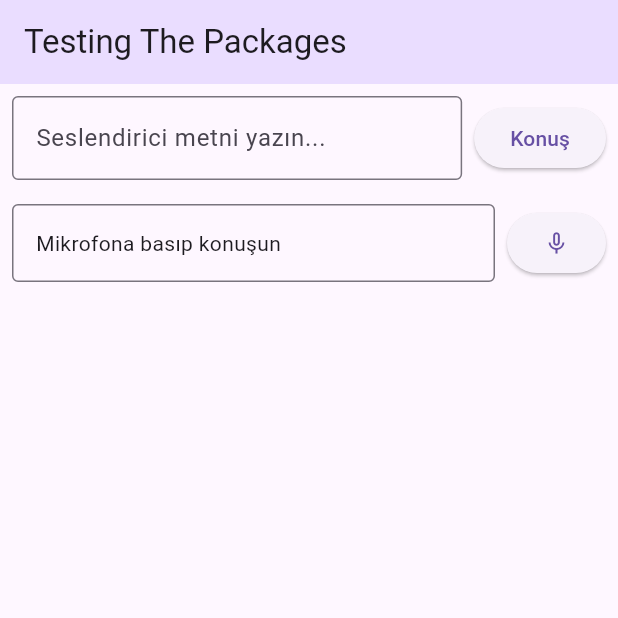
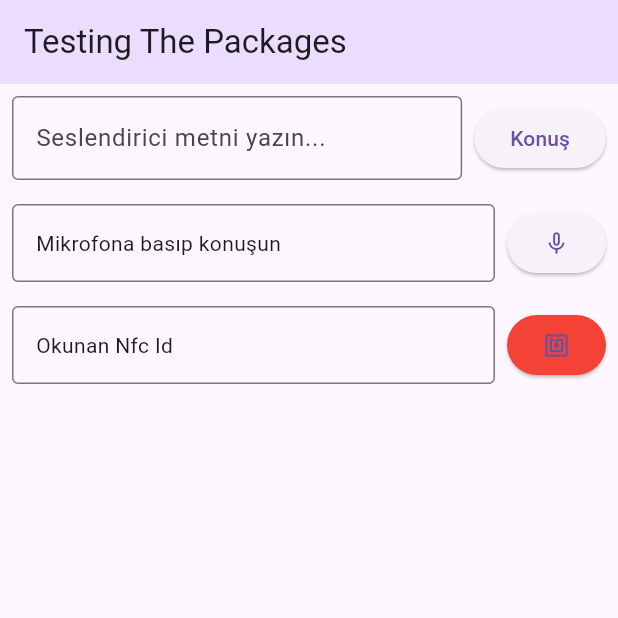
Before and after one commit to AliRizaB/Flutter_Blind_Navigation, a Flutter app: the screen it shows after launch, after a tap on "Konuş", on a phone screen of 412 x 824 dp, the top half of it. Run offline on Flutter 3.47's test engine with Material 3 defaults, Android fonts, the phone set to English and light mode, and no system bars; our stand-ins replace flutter_tts, get, speech_to_text, sqflite; missing offline and left inert: nfc_manager; accounts and stored records are empty.

Commit message:
NFC service is created, Models are created, Database Service is created

```diff
--- a/lib/main.dart
+++ b/lib/main.dart
@@ -1,6 +1,8 @@
 import 'package:flutter/material.dart';
 import 'package:flutter_blind_navigation/modules/test_page/basic_test_controller.dart';
 import 'package:flutter_blind_navigation/modules/test_page/basic_test_page.dart';
+import 'package:flutter_blind_navigation/service/database_service.dart';
+import 'package:flutter_blind_navigation/service/nfc_service.dart';
 import 'package:flutter_blind_navigation/service/stt_service.dart';
 import 'package:flutter_blind_navigation/service/tts_service.dart';
 import 'package:get/get.dart';
@@ -9,6 +11,9 @@ void main() async {
   WidgetsFlutterBinding.ensureInitialized();
   await Get.putAsync(() => TtsService().init());
   await Get.putAsync(() => SttService().init());
+  await Get.putAsync(() => DatabaseService().init());
+  await Get.putAsync(() => NfcService().init());
+
   Get.lazyPut<BasicTestController>(() => BasicTestController());
   runApp(const MainApp());
 }
--- a/lib/modules/test_page/basic_test_controller.dart
+++ b/lib/modules/test_page/basic_test_controller.dart
@@ -1,8 +1,9 @@
+import 'package:flutter_blind_navigation/service/nfc_service.dart';
 import 'package:flutter_blind_navigation/service/stt_service.dart';
 import 'package:flutter_blind_navigation/service/tts_service.dart';
 import 'package:get/get.dart';
 
-class BasicTestController extends GetxController{
+class BasicTestController extends GetxController {
   final TtsService _tts = Get.find<TtsService>();
   RxString textToSpeak = 'HATA'.obs;
 
@@ -11,16 +12,33 @@ class BasicTestController extends GetxController{
   RxString get textRecognized => stt.recognizedText;
   RxString get statusMessage => stt.statusMessage;
 
-  Future<void> speakText() async{
-    if(stt.isListening.value){
+  final NfcService nfcService = Get.find<NfcService>();
+  RxString get readedNfcId => nfcService.lastTagId;
+  RxBool get isScanning => nfcService.isScanning;
+
+  Future<void> speakText() async {
+    if (stt.isListening.value) {
       await stt.stopListening();
     }
     _tts.speak(textToSpeak.value);
   }
 
-  Future<void> listenText() async{
+  Future<void> listenText() async {
     await _tts.stop();
     await stt.toggleListening();
   }
 
+  Future<void> scanNfc() async {
+    if (isScanning.value) {
+      await nfcService.stopSession();
+      return;
+    }
+    await nfcService.startSession();
+  }
+
+  @override
+  void onClose() {
+    nfcService.onTagDiscovered = null;
+    super.onClose();
+  }
 }
--- a/lib/modules/test_page/basic_test_page.dart
+++ b/lib/modules/test_page/basic_test_page.dart
@@ -77,6 +77,44 @@ class BasicTestPage extends GetView<BasicTestController> {
                 }),
               ],
             ),
+            Row(
+              children: [
+                Expanded(
+                  child: InputDecorator(
+                    decoration: const InputDecoration(
+                      border: OutlineInputBorder(),
+                    ),
+                    child: Obx(
+                      () => Text(
+                        controller.readedNfcId.value.isEmpty
+                            ? 'Okunan Nfc Id'
+                            : controller.readedNfcId.value,
+                      ),
+                    ),
+                  ),
+                ),
+
+                const SizedBox(width: 8),
+
+                Obx(() {
+                  final isScanning = controller.isScanning.value;
+
+                  return Semantics(
+                    label: isScanning
+                        ? 'Nfc Okuma etkin'
+                        : 'Nfc Okuma Devre Dışı',
+                    button: true,
+                    child: ElevatedButton(
+                      onPressed: controller.scanNfc,
+                      style: ElevatedButton.styleFrom(
+                        backgroundColor: isScanning ? Colors.blue : Colors.red,
+                      ),
+                      child: Icon(Icons.nfc),
+                    ),
+                  );
+                }),
+              ],
+            ),
           ],
         ),
       ),
--- /dev/null
+++ b/lib/service/database_service.dart
@@ -0,0 +1,83 @@
+import 'package:get/get.dart';
+import 'package:path/path.dart';
+import 'package:sqflite/sqflite.dart';
+
+abstract class DBConstants {
+  // Nodes table
+  static const String nodeTable = 'nodes';
+  static const String nodeId = 'node_id';
+  static const String nodeName = 'node_name';
+  static const String nodeNfcId = 'node_nfc_id';
+
+  // NodeConnections table
+  static const String connectionTable = 'node_connections';
+  static const String connectionId = 'connection_id';
+  static const String startNodeId = 'start_node_id';
+  static const String destinationNodeId = 'destination_node_id';
+  static const String distanceMeters = 'distance_meters';
+  static const String direction = 'direction';
+}
+
+class DatabaseService extends GetxService {
+  static Database? _db;
+
+  Database get db => _db!;
+
+  Future<DatabaseService> init() async {
+    if (_db != null) return this;
+    _db = await getDatabase();
+    return this;
+  }
+
+  Future<Database> getDatabase() async {
+    final databaseDirectory = await getDatabasesPath();
+    final path = join(databaseDirectory, "nodes_db.db");
+    final database = await openDatabase(
+      path,
+      version: 1,
+      onConfigure: (db) async {
+        await db.execute('PRAGMA foreign_keys = ON');
+      },
+      onCreate: _onCreate,
+    );
+
+    return database;
+  }
+
+  Future<void> _onCreate(Database db, int version) async {
+    await db.execute('''CREATE TABLE ${DBConstants.nodeTable} (
+        ${DBConstants.nodeId} INTEGER PRIMARY KEY AUTOINCREMENT,
+        ${DBConstants.nodeName} TEXT NOT NULL,
+        ${DBConstants.nodeNfcId} TEXT UNIQUE NOT NULL
+      )''');
+
+    await db.execute('''
+      CREATE TABLE ${DBConstants.connectionTable} (
+        ${DBConstants.connectionId} INTEGER PRIMARY KEY AUTOINCREMENT,
+        ${DBConstants.startNodeId} INTEGER NOT NULL,
+        ${DBConstants.destinationNodeId} INTEGER NOT NULL,
+        ${DBConstants.distanceMeters} REAL NOT NULL CHECK (${DBConstants.distanceMeters} > 0),
+        ${DBConstants.direction} TEXT NOT NULL CHECK (${DBConstants.direction} in (
+          'left', 'right',
+          'forward', 'backward',
+          'up_stairs', 'down_stairs',
+          'up_elevator', 'down_elevator'
+        )),
+
+        FOREIGN KEY(${DBConstants.startNodeId}) REFERENCES ${DBConstants.nodeTable} (${DBConstants.nodeId}) ON DELETE CASCADE,
+        FOREIGN KEY(${DBConstants.destinationNodeId}) REFERENCES ${DBConstants.nodeTable} (${DBConstants.nodeId}) ON DELETE CASCADE
+      )
+''');
+    // For faster look-ups Index tables are created
+    db.execute(
+      'CREATE INDEX idx_nodes_nfc ON ${DBConstants.nodeTable} (${DBConstants.nodeNfcId})',
+    );
+
+    db.execute(
+      'CREATE INDEX idx_conn_start ON ${DBConstants.connectionTable} (${DBConstants.startNodeId})',
+    );
+  }
+
+
+  // TODO: QUERYYING Add Here or Make a special Repository
+}
--- /dev/null
+++ b/lib/service/nfc_service.dart
@@ -0,0 +1,73 @@
+import 'dart:typed_data';
+
+import 'package:get/get.dart';
+import 'package:nfc_manager/nfc_manager.dart';
+import 'package:nfc_manager/nfc_manager_android.dart';
+
+class NfcService extends GetxService {
+  final RxBool isAvaliable = false.obs;
+  final RxBool isScanning = false.obs;
+  final RxString lastTagId = ''.obs;
+  final RxString loggingMessage = 'NFC kontrol ediliyor...'.obs;
+
+  void Function(String tagId)? onTagDiscovered;
+
+  Future<NfcService> init() async {
+    final availability = await NfcManager.instance.checkAvailability();
+    isAvaliable.value = availability == NfcAvailability.enabled;
+    loggingMessage.value = isAvaliable.value
+        ? 'NFC Hazır'
+        : 'NFC kapalı veya desteklenmiyor';
+
+    return this;
+  }
+
+  Future<void> startSession() async {
+    if (!isAvaliable.value || isScanning.value) return;
+
+    isScanning.value = true;
+    loggingMessage.value = 'NFC etiketi bekleniyor';
+
+    await NfcManager.instance.startSession(
+      pollingOptions: {
+        // TODO: Hangi NFC tagi kullanıyorsak bunun etiketini buraya yaz
+        NfcPollingOption.iso14443,
+      },
+      onDiscovered: (NfcTag tag) async {
+        final id = _extractTagId(tag);
+        if (id != null && id.isNotEmpty) {
+          lastTagId.value = id;
+          loggingMessage.value = 'Okunan Etiket: $id';
+          onTagDiscovered?.call(id);
+        }
+      },
+    );
+  }
+
+  String? _extractTagId(NfcTag tag) {
+    final androidTag = NfcTagAndroid.from(tag);
+    if (androidTag != null) {
+      return _bytesToHex(androidTag.id);
+    }
+    return null;
+  }
+
+  String _bytesToHex(Uint8List bytes) {
+    // Extract hardware UID on Android (e.g. "04:A1:2B:9C:11:00:80")
+    return bytes
+        .map((b) => b.toRadixString(16).padLeft(2, '0').toUpperCase())
+        .join(':');
+  }
+
+  Future<void> stopSession() async {
+    if (!isScanning.value) return;
+    await NfcManager.instance.stopSession();
+    isScanning.value = false;
+  }
+
+  @override
+  void onClose() {
+    stopSession();
+    super.onClose();
+  }
+}
```
Also changed, not shown: lib/model/navigation_node.dart (added, +25 -0 lines), lib/model/node_connections.dart (added, +63 -0 lines).
